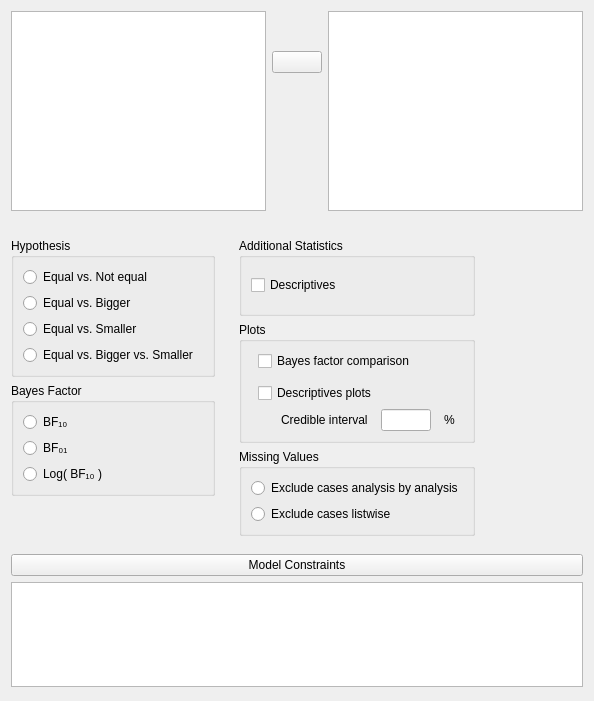
Before: the Qt Designer form JASP-Desktop/analysisforms/Bain/bainttestbayesianpairedsamplesform.ui in koenderks/Jasp-desktop, drawn with Qt 5.
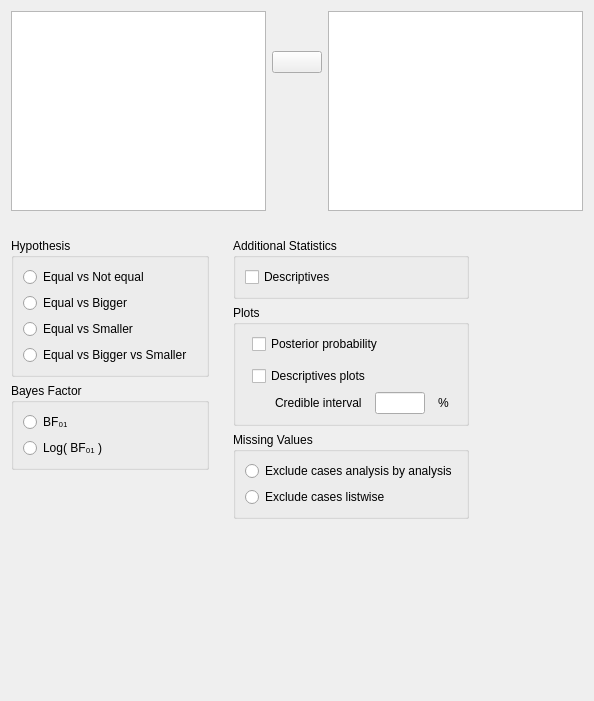
After: the same form once the commit is applied. Custom widgets are drawn as their Qt base class.

Patch:
```diff
--- a/JASP-Desktop/analysisforms/Bain/bainttestbayesianpairedsamplesform.ui
+++ b/JASP-Desktop/analysisforms/Bain/bainttestbayesianpairedsamplesform.ui
@@ -90,7 +90,7 @@
                </sizepolicy>
               </property>
               <property name="text">
-               <string>Equal vs. Not equal</string>
+               <string>Equal vs Not equal</string>
               </property>
              </widget>
             </item>
@@ -103,7 +103,7 @@
                </sizepolicy>
               </property>
               <property name="text">
-               <string>Equal vs. Smaller</string>
+               <string>Equal vs Smaller</string>
               </property>
              </widget>
             </item>
@@ -116,7 +116,7 @@
                </sizepolicy>
               </property>
               <property name="text">
-               <string>Equal vs. Bigger</string>
+               <string>Equal vs Bigger</string>
               </property>
              </widget>
             </item>
@@ -136,7 +136,7 @@
             <item row="3" column="0">
              <widget class="QRadioButton" name="allTypes">
               <property name="text">
-               <string>Equal vs. Bigger vs. Smaller</string>
+               <string>Equal vs Bigger vs Smaller</string>
               </property>
              </widget>
             </item>
@@ -152,7 +152,7 @@
             <bool>false</bool>
            </property>
            <layout class="QGridLayout" name="gridLayout_13">
-            <item row="1" column="0">
+            <item row="0" column="0">
              <widget class="QRadioButton" name="_2">
               <property name="sizePolicy">
                <sizepolicy hsizetype="Fixed" vsizetype="Fixed">
@@ -165,33 +165,7 @@
               </property>
              </widget>
             </item>
-            <item row="2" column="0">
-             <widget class="QRadioButton" name="_3">
-              <property name="sizePolicy">
-               <sizepolicy hsizetype="Fixed" vsizetype="Fixed">
-                <horstretch>0</horstretch>
-                <verstretch>0</verstretch>
-               </sizepolicy>
-              </property>
-              <property name="text">
-               <string>Log( BF₁₀ )</string>
-              </property>
-             </widget>
-            </item>
-            <item row="0" column="0">
-             <widget class="QRadioButton" name="_1">
-              <property name="sizePolicy">
-               <sizepolicy hsizetype="Fixed" vsizetype="Fixed">
-                <horstretch>0</horstretch>
-                <verstretch>0</verstretch>
-               </sizepolicy>
-              </property>
-              <property name="text">
-               <string>BF₁₀</string>
-              </property>
-             </widget>
-            </item>
-            <item row="1" column="1">
+            <item row="0" column="1">
              <spacer name="horizontalSpacer">
               <property name="orientation">
                <enum>Qt::Horizontal</enum>
@@ -204,6 +178,19 @@
               </property>
              </spacer>
             </item>
+            <item row="1" column="0">
+             <widget class="QRadioButton" name="_3">
+              <property name="sizePolicy">
+               <sizepolicy hsizetype="Fixed" vsizetype="Fixed">
+                <horstretch>0</horstretch>
+                <verstretch>0</verstretch>
+               </sizepolicy>
+              </property>
+              <property name="text">
+               <string>Log( BF₀₁ )</string>
+              </property>
+             </widget>
+            </item>
            </layout>
           </widget>
          </item>
@@ -263,8 +250,8 @@
               </property>
              </widget>
             </item>
-            <item row="0" column="0" colspan="3">
-             <widget class="BoundCheckBox" name="plotPriorAndPosterior">
+            <item row="2" column="0" colspan="3">
+             <widget class="BoundCheckBox" name="descriptivesPlots">
               <property name="sizePolicy">
                <sizepolicy hsizetype="Fixed" vsizetype="Fixed">
                 <horstretch>0</horstretch>
@@ -272,7 +259,7 @@
                </sizepolicy>
               </property>
               <property name="text">
-               <string>Bayes factor comparison</string>
+               <string>Descriptives plots</string>
               </property>
              </widget>
             </item>
@@ -289,6 +276,32 @@
               </property>
              </widget>
             </item>
+            <item row="3" column="3">
+             <widget class="QLabel" name="label_3">
+              <property name="sizePolicy">
+               <sizepolicy hsizetype="Fixed" vsizetype="Fixed">
+                <horstretch>0</horstretch>
+                <verstretch>0</verstretch>
+               </sizepolicy>
+              </property>
+              <property name="text">
+               <string>%</string>
+              </property>
+             </widget>
+            </item>
+            <item row="0" column="0" colspan="3">
+             <widget class="BoundCheckBox" name="plotPriorAndPosterior">
+              <property name="sizePolicy">
+               <sizepolicy hsizetype="Fixed" vsizetype="Fixed">
+                <horstretch>0</horstretch>
+                <verstretch>0</verstretch>
+               </sizepolicy>
+              </property>
+              <property name="text">
+               <string>Posterior probability</string>
+              </property>
+             </widget>
+            </item>
             <item row="3" column="2">
              <widget class="BoundTextBox" name="descriptivesPlotsCredibleInterval">
               <property name="sizePolicy">
@@ -311,19 +324,6 @@
               </property>
              </widget>
             </item>
-            <item row="2" column="0" colspan="3">
-             <widget class="BoundCheckBox" name="descriptivesPlots">
-              <property name="sizePolicy">
-               <sizepolicy hsizetype="Fixed" vsizetype="Fixed">
-                <horstretch>0</horstretch>
-                <verstretch>0</verstretch>
-               </sizepolicy>
-              </property>
-              <property name="text">
-               <string>Descriptives plots</string>
-              </property>
-             </widget>
-            </item>
             <item row="3" column="0">
              <widget class="QLabel" name="label_4">
               <property name="minimumSize">
@@ -343,19 +343,6 @@
               </property>
              </widget>
             </item>
-            <item row="3" column="3">
-             <widget class="QLabel" name="label_3">
-              <property name="sizePolicy">
-               <sizepolicy hsizetype="Fixed" vsizetype="Fixed">
-                <horstretch>0</horstretch>
-                <verstretch>0</verstretch>
-               </sizepolicy>
-              </property>
-              <property name="text">
-               <string>%</string>
-              </property>
-             </widget>
-            </item>
            </layout>
           </widget>
          </item>
@@ -537,7 +524,7 @@
       <property name="bottomMargin">
        <number>3</number>
       </property>
-      <item row="2" column="0">
+      <item row="1" column="0">
        <widget class="QWidget" name="model_constraints" native="true">
         <layout class="QGridLayout" name="gridLayout_14">
          <property name="leftMargin">
@@ -552,19 +539,9 @@
          <property name="bottomMargin">
           <number>0</number>
          </property>
-         <item row="0" column="1">
-          <widget class="BoundTextEdit" name="model"/>
-         </item>
         </layout>
        </widget>
       </item>
-      <item row="0" column="0">
-       <widget class="ExpanderButton" name="constraintsExpander">
-        <property name="text">
-         <string>Model Constraints</string>
-        </property>
-       </widget>
-      </item>
      </layout>
     </widget>
    </item>
@@ -582,11 +559,6 @@
    <header>widgets/boundgroupbox.h</header>
    <container>1</container>
   </customwidget>
-  <customwidget>
-   <class>ExpanderButton</class>
-   <extends>QPushButton</extends>
-   <header>widgets/expanderbutton.h</header>
-  </customwidget>
   <customwidget>
    <class>GroupBox</class>
    <extends>QGroupBox</extends>
@@ -598,11 +570,6 @@
    <extends>QLineEdit</extends>
    <header>widgets/boundtextbox.h</header>
   </customwidget>
-  <customwidget>
-   <class>BoundTextEdit</class>
-   <extends>QPlainTextEdit</extends>
-   <header>widgets/boundtextedit.h</header>
-  </customwidget>
   <customwidget>
    <class>AssignButton</class>
    <extends>QPushButton</extends>
```
